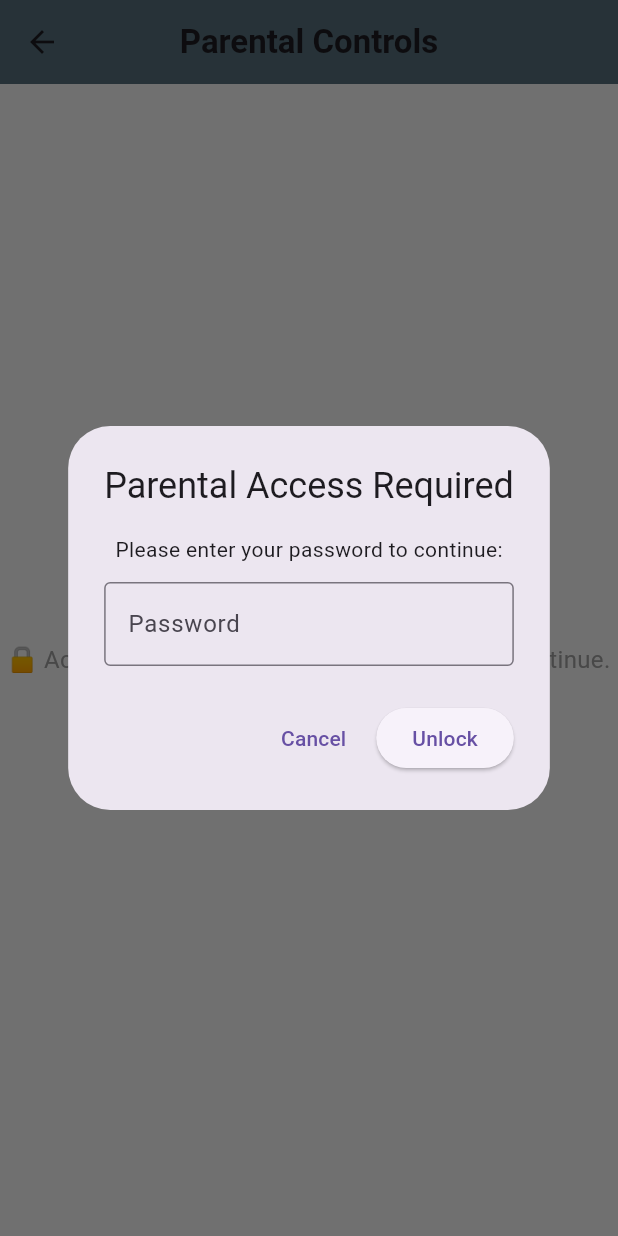
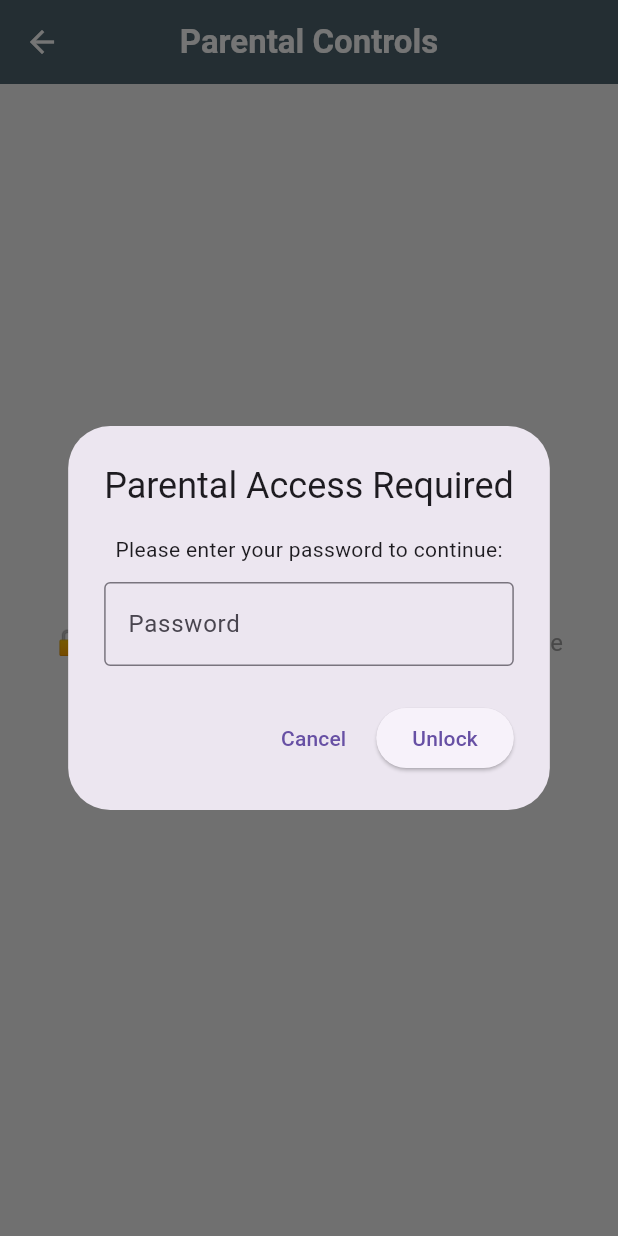
Before and after one commit to gobrianyu/dubhacks-25, a Flutter app: the screen it shows after launch, after a tap on "🔒 Parental Controls", on a phone screen of 412 x 824 dp. Run offline on Flutter 3.47's test engine with Material 3 defaults, Android fonts, the phone set to English and light mode, and no system bars; our stand-ins replace table_calendar.

Commit message:
Polish syntax

```diff
--- a/lib/main.dart
+++ b/lib/main.dart
@@ -4,15 +4,16 @@ import 'views/go_to_sleep.dart';
 import 'models/account_manager.dart';
 
 void main() {
-  final accountManager = AccountManager(userId: 'user_001', username: 'Math Hero');
+  // Hardcoded account for demo purposes
+  final accountManager = AccountManager(userId: 'user_001', username: 'Math Hero', password: '1234');
 
   accountManager.purchaseTokens(50);
   accountManager.recordQuestionResult(correct: true, reward: 5);
 
   final year = DateTime.now().year;
-  final month = 10; // October
+  const month = 10; // October
 
-  final List<int> demoDays = [1, 2, 3, 4, 5, 7, 8, 10, 11, 13, 14, 15, 17, 18];
+  final List<int> demoDays = [18, 17, 15, 14, 13, 11, 10, 8, 7, 5, 4, 3, 2, 1];
   for (final day in demoDays) {
     final date = DateTime(year, month, day);
 
@@ -48,7 +49,7 @@ class MathKidsApp extends StatelessWidget {
     return MaterialApp(
       title: 'Math Kids',
       home: curfew
-          ? const GoToSleepPage()
+          ? GoToSleepPage(accountManager: accountManager)
           : HomePage(accountManager: accountManager),
       debugShowCheckedModeBanner: false,
     );
--- a/lib/models/account_manager.dart
+++ b/lib/models/account_manager.dart
@@ -10,6 +10,7 @@ class AccountManager {
   final List<String> _history;
   int _questionsAnswered;
   int _tokensEarned;
+  String _password;
 
   final Map<DateTime, List<String>> _streakHistory = {};
 
@@ -47,8 +48,10 @@ class AccountManager {
   AccountManager({
     required String userId,
     required String username,
+    required String password
   })  : _userId = userId,
         _username = username,
+        _password = password,
         _userLevel = 1,
         _balance = BalanceManager(),
         _history = [],
@@ -63,6 +66,7 @@ class AccountManager {
   int get tokensEarned => _tokensEarned;
   int get questionsAnswered => _questionsAnswered;
   List<String> get history => List.unmodifiable(_history);
+  String get pw => _password;
 
   /// Returns streak history within last 2 months (from today)
   Map<DateTime, List<String>> get streakHistory {
@@ -79,6 +83,10 @@ class AccountManager {
   // ----- Setters -----
   set username(String name) {
     if (name.isNotEmpty) _username = name;
+  }
+
+  set newPassword(String pw) {
+    _password = pw;
   }
 
   void addStreakEvent(DateTime date, String event) {
--- a/lib/views/curfew_settings.dart
+++ b/lib/views/curfew_settings.dart
@@ -4,7 +4,7 @@ import '../models/account_manager.dart';
 class CurfewSettingsPage extends StatefulWidget {
   final AccountManager accountManager;
 
-  const CurfewSettingsPage({Key? key, required this.accountManager}) : super(key: key);
+  const CurfewSettingsPage({super.key, required this.accountManager});
 
   @override
   State<CurfewSettingsPage> createState() => _CurfewSettingsPageState();
--- a/lib/views/home_page.dart
+++ b/lib/views/home_page.dart
@@ -8,9 +8,10 @@ import 'help_page.dart';
 class HomePage extends StatefulWidget {
   final AccountManager accountManager;
 
-  const HomePage({Key? key, required this.accountManager}) : super(key: key);
+  const HomePage({super.key, required this.accountManager});
 
   @override
+  // ignore: library_private_types_in_public_api
   _HomePageState createState() => _HomePageState();
 }
 
@@ -29,7 +30,7 @@ class _HomePageState extends State<HomePage> {
   late DateTime monday = DateTime(now.year, now.month, now.day).subtract(Duration(days: now.weekday - 1));
 
   // Generate activity list from Monday to Sunday
-  late List<bool> _weekActivity = List.generate(7, (index) {
+  late final List<bool> _weekActivity = List.generate(7, (index) {
     final DateTime day = monday.add(Duration(days: index));
     return streaks.containsKey(day) && streaks[day]!.isNotEmpty;
   });
@@ -37,7 +38,8 @@ class _HomePageState extends State<HomePage> {
 
   int _calculateStreak(List<bool> activity) {
     int streak = 0;
-    for (int i = activity.length - 1; i >= 0; i--) {
+    int dayIndex = DateTime.now().difference(monday).inDays % 7;
+    for (int i = dayIndex; i >= 0; i--) {
       if (activity[i]) {
         streak++;
       } else {
@@ -76,12 +78,12 @@ class _HomePageState extends State<HomePage> {
         centerTitle: false,
       ),
       body: Container(
-        decoration: BoxDecoration(
+        decoration: const BoxDecoration(
           image: DecorationImage(
             fit: BoxFit.cover,
             image: AssetImage('assets/images/background.png')),
         ),
-        padding: EdgeInsets.all(16),
+        padding: const EdgeInsets.all(16),
         child: Column(
           children: [
             // ... Your existing widgets ...
@@ -136,13 +138,14 @@ class _HomePageState extends State<HomePage> {
               ],
             ),
 
-            SizedBox(height: 15),
+            const SizedBox(height: 15),
 
             // Modify gesture handler to use _navigateTo:
             GestureDetector(
-              onTap: () => _navigateTo(StreakHistoryPage(accountManager: widget.accountManager)),
-              child: /* your existing streak container */
-              Container(
+              onTap: () => _navigateTo(
+                StreakHistoryPage(accountManager: widget.accountManager),
+              ),
+              child: Container(
                 width: double.infinity,
                 padding: const EdgeInsets.all(16),
                 decoration: BoxDecoration(
@@ -156,25 +159,38 @@ class _HomePageState extends State<HomePage> {
                     ),
                   ],
                 ),
-
                 child: Column(
                   children: [
                     Row(
                       mainAxisAlignment: MainAxisAlignment.spaceAround,
-                    children: ['M', 'T', 'W', 'T', 'F', 'S', 'S']
-                        .map((d) => Text(
-                              d,
-                              style: TextStyle(
-                                  fontWeight: FontWeight.bold, fontSize: 16),
-                            ))
-                        .toList(),
+                      children: List.generate(7, (index) {
+                        final dayDate = monday.add(Duration(days: index));
+                        final isToday = DateTime.now().year == dayDate.year &&
+                                        DateTime.now().month == dayDate.month &&
+                                        DateTime.now().day == dayDate.day;
+
+                        final dayLabels = ['M', 'T', 'W', 'T', 'F', 'S', 'S'];
+                        final completed = _weekActivity[index];
+
+                        return Container(
+                          padding: const EdgeInsets.symmetric(vertical: 4, horizontal: 6),
+                          decoration: BoxDecoration(
+                            color: isToday
+                                ? nostalgicColors['sun'] ?? Colors.yellow[200]
+                                : Colors.transparent,
+                            borderRadius: BorderRadius.circular(10),
                           ),
-                  const SizedBox(height: 10),
-                  // Activity dots
-                  Row(
-                    mainAxisAlignment: MainAxisAlignment.spaceAround,
-                    children: _weekActivity.map(
-                      (completed) => Container(
+                          child: Column(
+                            children: [
+                              Text(
+                                dayLabels[index],
+                                style: const TextStyle(
+                                  fontWeight: FontWeight.bold,
+                                  fontSize: 16,
+                                ),
+                              ),
+                              const SizedBox(height: 8),
+                              Container(
                                 width: 28,
                                 height: 28,
                                 decoration: BoxDecoration(
@@ -182,18 +198,25 @@ class _HomePageState extends State<HomePage> {
                                   color: completed
                                       ? nostalgicColors['grass']
                                       : nostalgicColors['cloud'],
-                          border: !completed ? Border.all(color: Colors.black26) : null,
+                                  border: !completed
+                                      ? Border.all(color: Colors.black26)
+                                      : null,
                                 ),
                                 child: completed
-                            ? Image.asset(
+                                    ? ClipOval(
+                                      child: Image.asset(
                                           './assets/images/logo.png',
                                           fit: BoxFit.contain,
+                                        ),
                                     )
                                     : null,
                               ),
-                    ).toList(),
+                            ],
                           ),
-                  const SizedBox(height: 12),
+                        );
+                      }),
+                    ),
+                    const SizedBox(height: 16),
                     Text(
                       currentStreak > 0
                           ? "🔥 You're on a streak of $currentStreak days this week, keep it up! >>>"
@@ -209,26 +232,30 @@ class _HomePageState extends State<HomePage> {
                   ],
                 ),
               ),
-
             ),
 
             const SizedBox(height: 28),
 
             // Buttons: replace Navigator.push with _navigateTo calls:
-            Row(
-              children: [
-              Expanded(
-                child: _buildFunButton(
+            _buildButton(
               context,
               label: '🎯 Start Quiz',
               color: nostalgicColors['grass']!,
               onPressed: () {
-                  Navigator.push(
+                _navigateTo(QuizPage(accountManager: widget.accountManager));
+              },
+            ),
+
+            const SizedBox(height: 15),
+
+            Row(
+              children: [
+                Expanded(
+                  child: _buildButton(
                     context,
-                    MaterialPageRoute(
-                      builder: (context) => QuizPage(accountManager: widget.accountManager)),
-                  );
-                },
+                    label: '🔒 Parental Controls',
+                    color: nostalgicColors['berry']!,
+                    onPressed: () => _navigateTo(ParentalControlsPage(accountManager: widget.accountManager)),
                   ),
                 ),
                 const SizedBox(width: 12),
@@ -246,7 +273,7 @@ class _HomePageState extends State<HomePage> {
                   style: ElevatedButton.styleFrom(
                     backgroundColor: nostalgicColors['cloud'],
                     shape: RoundedRectangleBorder(
-                  borderRadius: BorderRadius.circular(12),
+                    borderRadius: BorderRadius.circular(20),
                     ),
                     elevation: 6,
                     side: const BorderSide(color: Colors.black12),
@@ -262,15 +289,6 @@ class _HomePageState extends State<HomePage> {
                   ),
                 ),
               ],
-            ),
-
-            SizedBox(height: 15),
-
-            _buildFunButton(
-              context,
-              label: '🔒 Parental Controls',
-              color: nostalgicColors['berry']!,
-              onPressed: () => _navigateTo(ParentalControlsPage(accountManager: widget.accountManager)),
             ),
           ],
         ),
@@ -331,7 +349,7 @@ class _HomePageState extends State<HomePage> {
     );
   }
 
-  Widget _buildFunButton(BuildContext context,
+  Widget _buildButton(BuildContext context,
       {required String label,
       required Color color,
       required VoidCallback onPressed}) {
--- a/lib/views/parental_controls_page.dart
+++ b/lib/views/parental_controls_page.dart
@@ -1,3 +1,4 @@
+import 'package:dubhacks_25/main.dart';
 import 'package:flutter/material.dart';
 import '../models/account_manager.dart';
 import 'top_up.dart';
@@ -6,7 +7,7 @@ import 'curfew_settings.dart';
 class ParentalControlsPage extends StatefulWidget {
   final AccountManager accountManager;
 
-  const ParentalControlsPage({Key? key, required this.accountManager}) : super(key: key);
+  const ParentalControlsPage({super.key, required this.accountManager});
 
   @override
   State<ParentalControlsPage> createState() => _ParentalControlsPageState();
@@ -16,8 +17,8 @@ class _ParentalControlsPageState extends State<ParentalControlsPage> {
   bool _authenticated = false;
   final TextEditingController _passwordController = TextEditingController();
 
-  final Color primaryTone = const Color(0xFF546E7A);
-  final Color accentTone = const Color(0xFF90CAF9);
+  final Color primaryTone = const Color.fromARGB(255, 78, 101, 112);
+  final Color accentTone = const Color.fromARGB(255, 104, 135, 151);
 
   @override
   void initState() {
@@ -50,13 +51,12 @@ class _ParentalControlsPageState extends State<ParentalControlsPage> {
           TextButton(
             onPressed: () {
               Navigator.pop(context);
-              Navigator.pop(context);
             },
             child: const Text('Cancel'),
           ),
           ElevatedButton(
             onPressed: () {
-              if (_passwordController.text == '1234') {
+              if (_passwordController.text == widget.accountManager.pw) {
                 setState(() => _authenticated = true);
                 Navigator.pop(context);
               } else {
@@ -78,13 +78,22 @@ class _ParentalControlsPageState extends State<ParentalControlsPage> {
       backgroundColor: const Color(0xFFF5F5F5),
       appBar: AppBar(
         backgroundColor: primaryTone,
-        title: const Text('Parental Controls', style: TextStyle(fontWeight: FontWeight.bold)),
+        title: const Text('Parental Controls', style: TextStyle(fontWeight: FontWeight.bold, color: Colors.white)),
         centerTitle: true,
+        leading: IconButton(
+          icon: const Icon(Icons.arrow_back, color: Colors.white),
+          onPressed: () {
+            Navigator.of(context).pushAndRemoveUntil(
+              MaterialPageRoute(builder: (context) => MathKidsApp(accountManager: widget.accountManager)),
+              (Route<dynamic> route) => false,
+            );
+          },
+        ),
       ),
       body: !_authenticated
           ? const Center(
               child: Text(
-                '🔒 Access Restricted. Please authenticate to continue.',
+                '🔒 This section is password protected. Please authenticate to continue.',
                 style: TextStyle(fontSize: 16, color: Colors.grey),
                 textAlign: TextAlign.center,
               ),
@@ -111,7 +120,7 @@ class _ParentalControlsPageState extends State<ParentalControlsPage> {
                     context,
                     title: '⏰ Set Time Limits',
                     subtitle: 'Define curfew times to ensure healthy screen habits.',
-                    color: Colors.orangeAccent,
+                    color: accentTone,
                     onTap: () => Navigator.push(
                       context,
                       MaterialPageRoute(
--- a/lib/views/top_up.dart
+++ b/lib/views/top_up.dart
@@ -4,7 +4,7 @@ import '../models/account_manager.dart';
 class TopUpPage extends StatelessWidget {
   final AccountManager accountManager;
 
-  const TopUpPage({Key? key, required this.accountManager}) : super(key: key);
+  const TopUpPage({super.key, required this.accountManager});
 
   @override
   Widget build(BuildContext context) {
```
Also changed, not shown: lib/views/go_to_sleep.dart (+24 -7 lines), lib/views/help_page.dart (+7 -7 lines), lib/views/quiz_page.dart (+5 -5 lines), lib/views/streak_history.dart (+20 -14 lines). Lines whose indentation alone changed are shown as unchanged.
